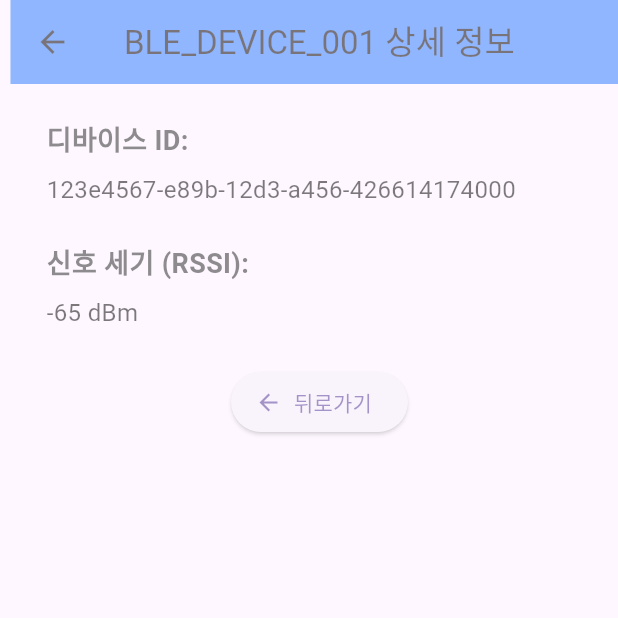
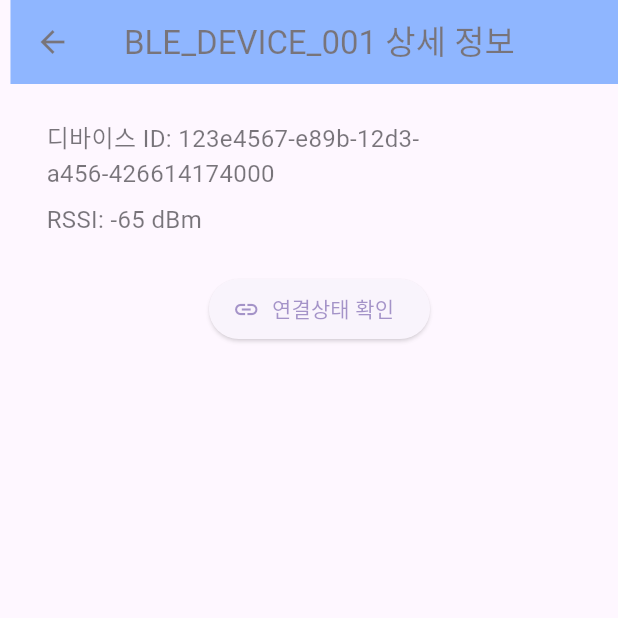
Before and after one commit to joheeyong/flutter_BLE, a Flutter app: the screen it shows after launch, after a tap on "BLE_DEVICE_001", after a tap on "연결 시도", on a phone screen of 412 x 824 dp, the top half of it. Run offline on Flutter 3.47's test engine with Material 3 defaults, Android fonts, the phone set to English and light mode, and no system bars; our stand-ins replace equatable.

Commit message:
DeviceDetailScreen 및 DeviceDetailProvider 구현과 테스트 추가
- DeviceDetailScreen StatefulWidget으로 구현, 디바이스 상세 정보 및 연결 상태 UI 구성
- DeviceDetailProvider 작성, 연결 상태 관리 및 데이터 송수신 시뮬레이션 기능 포함
- 상세 화면에서 연결/해제, 데이터 전송 UI 및 상태 반영 기능 구현
- 관련 위젯 테스트 추가: 디바이스 정보 표시, 연결 상태 UI 반영, 버튼 동작 테스트 등
- 테스트 환경에서 Provider 적용 및 비동기 연결 상태 반영 대기 처리 개선

```diff
--- /dev/null
+++ b/lib/providers/device_detail_provider.dart
@@ -0,0 +1,41 @@
+import 'dart:async';
+import 'package:flutter/foundation.dart';
+
+class DeviceDetailProvider extends ChangeNotifier {
+  bool _isConnecting = false;
+  bool _isConnected = false;
+  String _receivedData = '';
+
+  bool get isConnecting => _isConnecting;
+  bool get isConnected => _isConnected;
+  String get receivedData => _receivedData;
+
+  /// 디바이스 연결 시뮬레이션 (2초 후 성공)
+  Future<void> connect() async {
+    _isConnecting = true;
+    notifyListeners();
+
+    await Future.delayed(const Duration(seconds: 2));
+
+    _isConnecting = false;
+    _isConnected = true;
+    notifyListeners();
+  }
+
+  /// 연결 해제
+  void disconnect() {
+    _isConnected = false;
+    _receivedData = '';
+    notifyListeners();
+  }
+
+  /// 데이터 전송 (1초 후 가상 응답)
+  void sendData(String data) {
+    if (!_isConnected) return;
+
+    Timer(const Duration(seconds: 1), () {
+      _receivedData = '응답 수신: $data';
+      notifyListeners();
+    });
+  }
+}
--- a/lib/views/device_detail_screen.dart
+++ b/lib/views/device_detail_screen.dart
@@ -1,59 +1,112 @@
 import 'package:flutter/material.dart';
 import 'package:flutterble/models/ble_device.dart';
+import 'package:flutterble/providers/device_detail_provider.dart';
+import 'package:provider/provider.dart';
 
-class DeviceDetailScreen extends StatelessWidget {
-
+class DeviceDetailScreen extends StatefulWidget {
   const DeviceDetailScreen({super.key, required this.device});
   final BleDevice device;
 
   @override
+  State<DeviceDetailScreen> createState() => _DeviceDetailScreenState();
+}
+
+class _DeviceDetailScreenState extends State<DeviceDetailScreen> {
+  final TextEditingController _dataController = TextEditingController();
+
+  @override
+  void dispose() {
+    _dataController.dispose();
+    super.dispose();
+  }
+
+  @override
   Widget build(BuildContext context) {
+    return Consumer<DeviceDetailProvider>(
+      builder: (context, provider, _) {
         return Scaffold(
           appBar: AppBar(
-        title: Text('${device.name} 상세 정보'),
+            title: Text('${widget.device.name} 상세 정보'),
             backgroundColor: Colors.blueAccent,
             centerTitle: true,
+            actions: [
+              if (provider.isConnected)
+                IconButton(
+                  icon: const Icon(Icons.link_off),
+                  onPressed: provider.disconnect,
+                  tooltip: '연결 해제',
+                ),
+            ],
           ),
           body: Padding(
             padding: const EdgeInsets.all(24),
             child: Column(
               crossAxisAlignment: CrossAxisAlignment.start,
               children: [
-            Text(
-              '디바이스 ID:',
-              style: TextStyle(
-                  fontWeight: FontWeight.bold,
-                  fontSize: 18,
-                  color: Colors.grey.shade800),
-            ),
+                Text('디바이스 ID: ${widget.device.deviceId}',
+                    style: const TextStyle(fontSize: 16)),
                 const SizedBox(height: 8),
-            Text(device.deviceId,
-                style: const TextStyle(fontSize: 16, color: Colors.black87)),
+                Text('RSSI: ${widget.device.rssi} dBm',
+                    style: const TextStyle(fontSize: 16)),
                 const SizedBox(height: 24),
-            Text(
-              '신호 세기 (RSSI):',
-              style: TextStyle(
-                  fontWeight: FontWeight.bold,
-                  fontSize: 18,
-                  color: Colors.grey.shade800),
-            ),
-            const SizedBox(height: 8),
-            Text('${device.rssi} dBm',
-                style: const TextStyle(fontSize: 16, color: Colors.black87)),
-            const SizedBox(height: 24),
-            // 기타 상세 정보나 통신 관련 UI 추가 가능
+
+                // 연결 상태 표시
+                if (provider.isConnecting)
+                  const Center(child: CircularProgressIndicator()),
+                if (!provider.isConnected && !provider.isConnecting)
                   Center(
                     child: ElevatedButton.icon(
-                onPressed: () {
-                  Navigator.pop(context);
-                },
-                icon: const Icon(Icons.arrow_back),
-                label: const Text('뒤로가기'),
+                      onPressed: provider.connect,
+                      icon: const Icon(Icons.link),
+                      label: const Text('연결상태 확인'),
                     ),
                   ),
+                if (provider.isConnected) ...[
+                  const Text(
+                    '디바이스와 연결됨',
+                    style: TextStyle(
+                        fontSize: 18,
+                        color: Colors.green,
+                        fontWeight: FontWeight.bold),
+                  ),
+                  const SizedBox(height: 24),
+
+                  // 데이터 전송 UI
+                  TextField(
+                    controller: _dataController,
+                    decoration: const InputDecoration(
+                      labelText: '보낼 데이터',
+                      border: OutlineInputBorder(),
+                    ),
+                  ),
+                  const SizedBox(height: 12),
+                  ElevatedButton(
+                    onPressed: () {
+                      final text = _dataController.text.trim();
+                      if (text.isNotEmpty) {
+                        provider.sendData(text);
+                        _dataController.clear();
+                      }
+                    },
+                    child: const Text('데이터 전송'),
+                  ),
+                  const SizedBox(height: 24),
+
+                  // 수신 데이터 표시
+                  if (provider.receivedData.isNotEmpty)
+                    Text(
+                      provider.receivedData,
+                      style: const TextStyle(
+                        fontSize: 16,
+                        color: Colors.blueAccent,
+                      ),
+                    ),
+                ]
               ],
             ),
           ),
         );
+      },
+    );
   }
 }
--- a/lib/views/device_list_screen.dart
+++ b/lib/views/device_list_screen.dart
@@ -1,6 +1,7 @@
 import 'package:flutter/material.dart';
 import 'package:flutterble/models/ble_device.dart';
 import 'package:flutterble/providers/ble_provider.dart';
+import 'package:flutterble/providers/device_detail_provider.dart';
 import 'package:flutterble/views/device_detail_screen.dart';
 import 'package:provider/provider.dart';
 
@@ -83,7 +84,10 @@ class _DeviceListScreenState extends State<DeviceListScreen>
       // mounted 체크 후 context 안전하게 사용
       Navigator.of(context).push(
         MaterialPageRoute(
-          builder: (_) => DeviceDetailScreen(device: device),
+          builder: (_) => ChangeNotifierProvider(
+            create: (_) => DeviceDetailProvider(),
+            child: DeviceDetailScreen(device: device),
+          ),
         ),
       );
     } catch (e) {
```
Also changed, not shown: 3 other files. Lines whose indentation alone changed are shown as unchanged.
